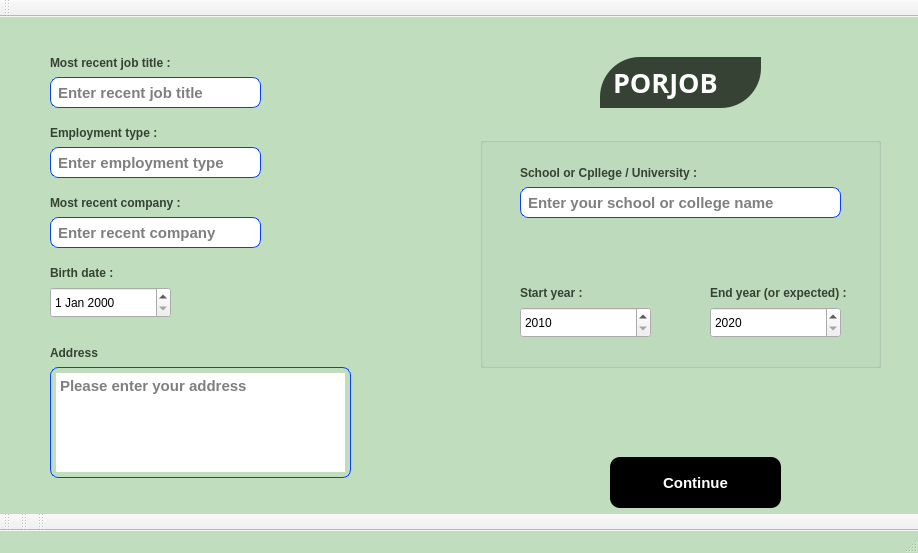
First picture: the form in 1widget/verificationpage.ui, repository ArashTLO/Projob, before the edit.
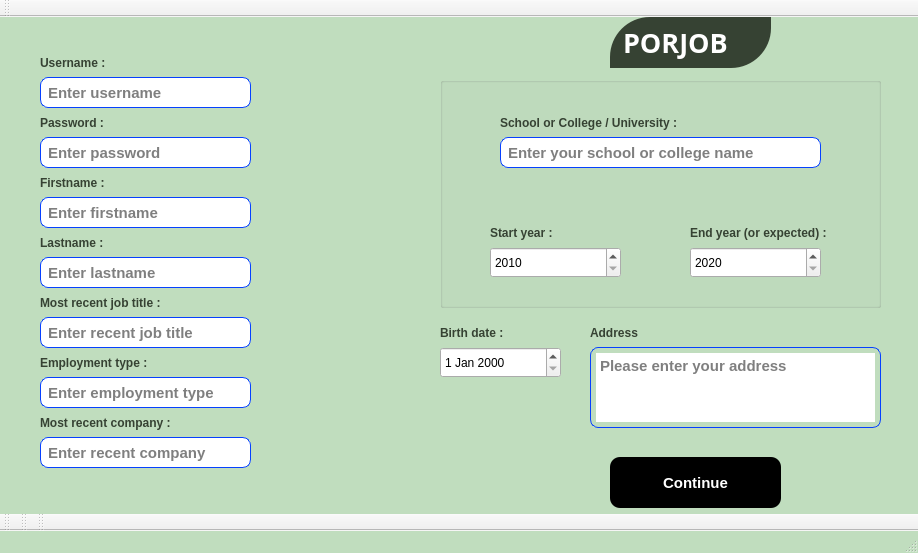
Second picture: the form after the edit. Icons and pictures are not drawn.

The edit to the form file:
```diff
--- a/1widget/verificationpage.ui
+++ b/1widget/verificationpage.ui
@@ -83,9 +83,9 @@
     </property>
     <property name="geometry">
      <rect>
-      <x>480</x>
-      <y>120</y>
-      <width>401</width>
+      <x>440</x>
+      <y>60</y>
+      <width>441</width>
       <height>231</height>
      </rect>
     </property>
@@ -122,8 +122,8 @@
     <widget class="QLineEdit" name="lineEdit_4">
      <property name="geometry">
       <rect>
-       <x>40</x>
-       <y>50</y>
+       <x>60</x>
+       <y>60</y>
        <width>321</width>
        <height>31</height>
       </rect>
@@ -166,7 +166,7 @@
     <widget class="QSpinBox" name="spinBox_2">
      <property name="geometry">
       <rect>
-       <x>40</x>
+       <x>50</x>
        <y>170</y>
        <width>131</width>
        <height>31</height>
@@ -182,7 +182,7 @@
     <widget class="QSpinBox" name="spinBox_3">
      <property name="geometry">
       <rect>
-       <x>230</x>
+       <x>250</x>
        <y>170</y>
        <width>131</width>
        <height>31</height>
@@ -198,8 +198,8 @@
     <widget class="QLabel" name="label_6">
      <property name="geometry">
       <rect>
-       <x>40</x>
-       <y>20</y>
+       <x>60</x>
+       <y>30</y>
        <width>181</width>
        <height>31</height>
       </rect>
@@ -216,13 +216,13 @@
       <string notr="true">color: rgb(54, 66, 51);</string>
      </property>
      <property name="text">
-      <string>School or Cpllege / University :</string>
+      <string>School or College / University :</string>
      </property>
     </widget>
     <widget class="QLabel" name="label_7">
      <property name="geometry">
       <rect>
-       <x>40</x>
+       <x>50</x>
        <y>140</y>
        <width>71</width>
        <height>31</height>
@@ -246,7 +246,7 @@
     <widget class="QLabel" name="label_8">
      <property name="geometry">
       <rect>
-       <x>230</x>
+       <x>250</x>
        <y>140</y>
        <width>141</width>
        <height>31</height>
@@ -271,10 +271,10 @@
    <widget class="QTextEdit" name="textEdit">
     <property name="geometry">
      <rect>
-      <x>50</x>
-      <y>350</y>
-      <width>301</width>
-      <height>111</height>
+      <x>590</x>
+      <y>330</y>
+      <width>291</width>
+      <height>81</height>
      </rect>
     </property>
     <property name="font">
@@ -301,8 +301,8 @@
    <widget class="QLineEdit" name="lineEdit_5">
     <property name="geometry">
      <rect>
-      <x>50</x>
-      <y>60</y>
+      <x>40</x>
+      <y>300</y>
       <width>211</width>
       <height>31</height>
      </rect>
@@ -331,8 +331,8 @@
    <widget class="QLineEdit" name="lineEdit">
     <property name="geometry">
      <rect>
-      <x>50</x>
-      <y>130</y>
+      <x>40</x>
+      <y>360</y>
       <width>211</width>
       <height>31</height>
      </rect>
@@ -362,8 +362,8 @@
    <widget class="QLineEdit" name="lineEdit_2">
     <property name="geometry">
      <rect>
-      <x>50</x>
-      <y>200</y>
+      <x>40</x>
+      <y>420</y>
       <width>211</width>
       <height>31</height>
      </rect>
@@ -392,8 +392,8 @@
    <widget class="QLabel" name="label">
     <property name="geometry">
      <rect>
-      <x>50</x>
-      <y>30</y>
+      <x>40</x>
+      <y>270</y>
       <width>121</width>
       <height>31</height>
      </rect>
@@ -416,8 +416,8 @@
    <widget class="QLabel" name="label_2">
     <property name="geometry">
      <rect>
-      <x>50</x>
-      <y>100</y>
+      <x>40</x>
+      <y>330</y>
       <width>111</width>
       <height>31</height>
      </rect>
@@ -440,8 +440,8 @@
    <widget class="QLabel" name="label_3">
     <property name="geometry">
      <rect>
-      <x>50</x>
-      <y>170</y>
+      <x>40</x>
+      <y>390</y>
       <width>131</width>
       <height>31</height>
      </rect>
@@ -464,8 +464,8 @@
    <widget class="QLabel" name="label_4">
     <property name="geometry">
      <rect>
-      <x>50</x>
-      <y>240</y>
+      <x>440</x>
+      <y>300</y>
       <width>71</width>
       <height>31</height>
      </rect>
@@ -494,8 +494,8 @@
    <widget class="QLabel" name="label_5">
     <property name="geometry">
      <rect>
-      <x>50</x>
-      <y>320</y>
+      <x>590</x>
+      <y>300</y>
       <width>51</width>
       <height>31</height>
      </rect>
@@ -518,8 +518,8 @@
    <widget class="QDateEdit" name="dateEdit">
     <property name="geometry">
      <rect>
-      <x>50</x>
-      <y>270</y>
+      <x>440</x>
+      <y>330</y>
       <width>121</width>
       <height>31</height>
      </rect>
@@ -528,8 +528,8 @@
    <widget class="QLabel" name="label_9">
     <property name="geometry">
      <rect>
-      <x>600</x>
-      <y>40</y>
+      <x>610</x>
+      <y>0</y>
       <width>161</width>
       <height>51</height>
      </rect>
@@ -576,6 +576,222 @@
      <string>Continue</string>
     </property>
    </widget>
+   <widget class="QLineEdit" name="lineEdit_lname">
+    <property name="geometry">
+     <rect>
+      <x>40</x>
+      <y>240</y>
+      <width>211</width>
+      <height>31</height>
+     </rect>
+    </property>
+    <property name="font">
+     <font>
+      <family>Nirmala UI</family>
+      <pointsize>-1</pointsize>
+      <weight>75</weight>
+      <italic>false</italic>
+      <bold>true</bold>
+     </font>
+    </property>
+    <property name="styleSheet">
+     <string notr="true">font: bold 15px;
+border-radius: 8px;
+border: 1px solid #0640ff;
+padding: 5px;
+background-color: rgb(255, 255, 255);
+</string>
+    </property>
+    <property name="placeholderText">
+     <string>Enter lastname</string>
+    </property>
+   </widget>
+   <widget class="QLabel" name="label_lname">
+    <property name="geometry">
+     <rect>
+      <x>40</x>
+      <y>210</y>
+      <width>121</width>
+      <height>31</height>
+     </rect>
+    </property>
+    <property name="font">
+     <font>
+      <family>Nirmala UI</family>
+      <pointsize>9</pointsize>
+      <weight>75</weight>
+      <bold>true</bold>
+     </font>
+    </property>
+    <property name="styleSheet">
+     <string notr="true">color: rgb(54, 66, 51);</string>
+    </property>
+    <property name="text">
+     <string>Lastname :</string>
+    </property>
+   </widget>
+   <widget class="QLineEdit" name="lineEdit_fname">
+    <property name="geometry">
+     <rect>
+      <x>40</x>
+      <y>180</y>
+      <width>211</width>
+      <height>31</height>
+     </rect>
+    </property>
+    <property name="font">
+     <font>
+      <family>Nirmala UI</family>
+      <pointsize>-1</pointsize>
+      <weight>75</weight>
+      <italic>false</italic>
+      <bold>true</bold>
+     </font>
+    </property>
+    <property name="styleSheet">
+     <string notr="true">font: bold 15px;
+border-radius: 8px;
+border: 1px solid #0640ff;
+padding: 5px;
+background-color: rgb(255, 255, 255);
+</string>
+    </property>
+    <property name="placeholderText">
+     <string>Enter firstname</string>
+    </property>
+   </widget>
+   <widget class="QLabel" name="label_lname_2">
+    <property name="geometry">
+     <rect>
+      <x>40</x>
+      <y>150</y>
+      <width>121</width>
+      <height>31</height>
+     </rect>
+    </property>
+    <property name="font">
+     <font>
+      <family>Nirmala UI</family>
+      <pointsize>9</pointsize>
+      <weight>75</weight>
+      <bold>true</bold>
+     </font>
+    </property>
+    <property name="styleSheet">
+     <string notr="true">color: rgb(54, 66, 51);</string>
+    </property>
+    <property name="text">
+     <string>Firstname :</string>
+    </property>
+   </widget>
+   <widget class="QLineEdit" name="lineEdit_password">
+    <property name="geometry">
+     <rect>
+      <x>40</x>
+      <y>120</y>
+      <width>211</width>
+      <height>31</height>
+     </rect>
+    </property>
+    <property name="font">
+     <font>
+      <family>Nirmala UI</family>
+      <pointsize>-1</pointsize>
+      <weight>75</weight>
+      <italic>false</italic>
+      <bold>true</bold>
+     </font>
+    </property>
+    <property name="styleSheet">
+     <string notr="true">font: bold 15px;
+border-radius: 8px;
+border: 1px solid #0640ff;
+padding: 5px;
+background-color: rgb(255, 255, 255);
+</string>
+    </property>
+    <property name="placeholderText">
+     <string>Enter password</string>
+    </property>
+   </widget>
+   <widget class="QLabel" name="label_password">
+    <property name="geometry">
+     <rect>
+      <x>40</x>
+      <y>90</y>
+      <width>121</width>
+      <height>31</height>
+     </rect>
+    </property>
+    <property name="font">
+     <font>
+      <family>Nirmala UI</family>
+      <pointsize>9</pointsize>
+      <weight>75</weight>
+      <bold>true</bold>
+     </font>
+    </property>
+    <property name="styleSheet">
+     <string notr="true">color: rgb(54, 66, 51);</string>
+    </property>
+    <property name="text">
+     <string>Password :</string>
+    </property>
+   </widget>
+   <widget class="QLineEdit" name="lineEdit_username">
+    <property name="geometry">
+     <rect>
+      <x>40</x>
+      <y>60</y>
+      <width>211</width>
+      <height>31</height>
+     </rect>
+    </property>
+    <property name="font">
+     <font>
+      <family>Nirmala UI</family>
+      <pointsize>-1</pointsize>
+      <weight>75</weight>
+      <italic>false</italic>
+      <bold>true</bold>
+     </font>
+    </property>
+    <property name="styleSheet">
+     <string notr="true">font: bold 15px;
+border-radius: 8px;
+border: 1px solid #0640ff;
+padding: 5px;
+background-color: rgb(255, 255, 255);
+</string>
+    </property>
+    <property name="placeholderText">
+     <string>Enter username</string>
+    </property>
+   </widget>
+   <widget class="QLabel" name="label_username">
+    <property name="geometry">
+     <rect>
+      <x>40</x>
+      <y>30</y>
+      <width>121</width>
+      <height>31</height>
+     </rect>
+    </property>
+    <property name="font">
+     <font>
+      <family>Nirmala UI</family>
+      <pointsize>9</pointsize>
+      <weight>75</weight>
+      <bold>true</bold>
+     </font>
+    </property>
+    <property name="styleSheet">
+     <string notr="true">color: rgb(54, 66, 51);</string>
+    </property>
+    <property name="text">
+     <string>Username :</string>
+    </property>
+   </widget>
   </widget>
   <widget class="QMenuBar" name="menubar">
    <property name="geometry">
```
Left out of the diff: 2 changed lines with no effect on the pictures.
